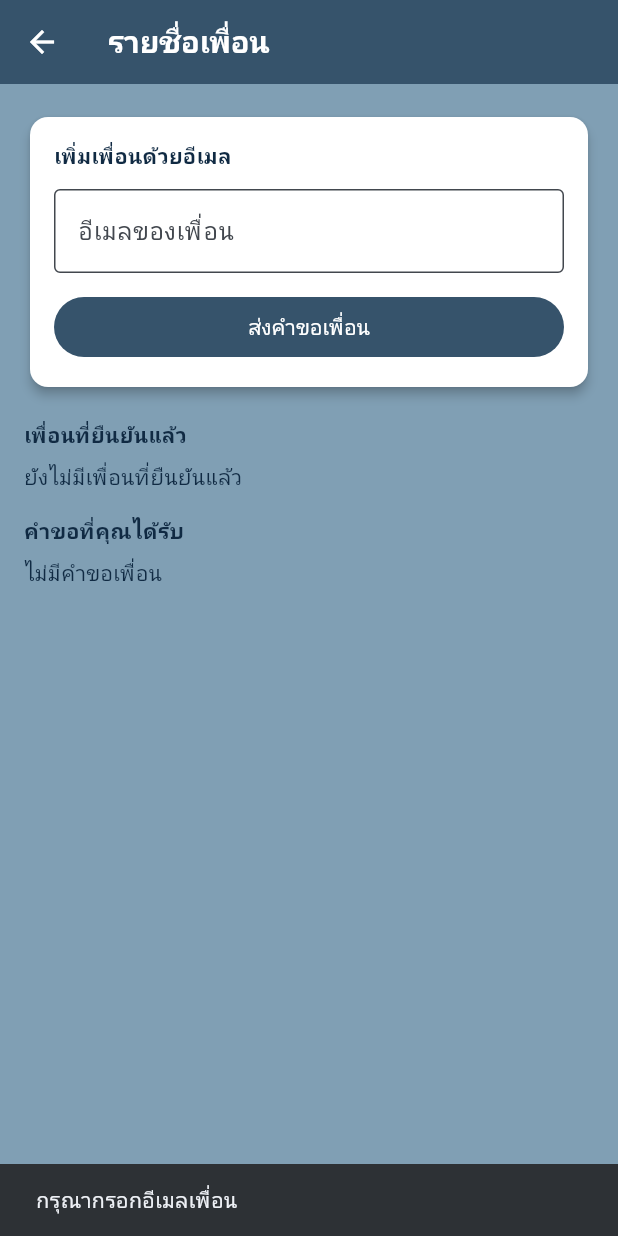
After one commit to ByStanderApp/ByStander, a Flutter app: the FriendsScreen screen opened directly, after a tap on "ส่งคำขอเพื่อน", on a phone screen of 412 x 824 dp. The commit adds this screen. Run offline on Flutter 3.47's test engine with Material 3 defaults, Android fonts, the phone set to English and light mode, and no system bars; our stand-ins replace audioplayers, cloud_firestore, csv, firebase_auth, firebase_core, flutter_map and 7 more; missing offline and left inert: dart:html; accounts and stored records are empty; Roboto replaces fonts that are missing (Prompt, Sarabun); project files that could hold a hidden picture were left out.

Commit message:
adding friend via email

```diff
--- /dev/null
+++ b/bystander_frontend/lib/screens/friends_screen.dart
@@ -0,0 +1,590 @@
+import 'dart:convert';
+
+import 'package:cloud_firestore/cloud_firestore.dart';
+import 'package:crypto/crypto.dart';
+import 'package:firebase_auth/firebase_auth.dart';
+import 'package:flutter/material.dart';
+
+class FriendsScreen extends StatefulWidget {
+  const FriendsScreen({super.key});
+
+  @override
+  State<FriendsScreen> createState() => _FriendsScreenState();
+}
+
+class _FriendsScreenState extends State<FriendsScreen> {
+  final _emailController = TextEditingController();
+  bool _isLoading = true;
+  bool _isSending = false;
+  bool _isAccepting = false;
+  bool _isRemovingFriend = false;
+
+  final List<_IncomingFriendRequest> _incoming = [];
+  final List<_FriendRow> _friends = [];
+
+  @override
+  void initState() {
+    super.initState();
+    _reload();
+  }
+
+  @override
+  void dispose() {
+    _emailController.dispose();
+    super.dispose();
+  }
+
+  String _emailHash(String email) {
+    final normalized = email.trim().toLowerCase();
+    final digest = sha256.convert(utf8.encode(normalized));
+    return digest.toString();
+  }
+
+  /// Combines profile first + last name for display (Thai UI).
+  String _formatFullName(String first, String last) {
+    final f = first.trim();
+    final l = last.trim();
+    if (f.isEmpty && l.isEmpty) return '';
+    if (f.isEmpty) return l;
+    if (l.isEmpty) return f;
+    return '$f $l';
+  }
+
+  Future<Map<String, String>> _getMyNameSnapshot() async {
+    final user = FirebaseAuth.instance.currentUser;
+    if (user == null) return {'firstName': '', 'lastName': ''};
+
+    final snap =
+        await FirebaseFirestore.instance.collection('users').doc(user.uid).get();
+    final data = snap.data() ?? {};
+
+    final first = (data['firstName'] as String?)?.trim() ?? '';
+    final last = (data['lastName'] as String?)?.trim() ?? '';
+
+    if (first.isNotEmpty || last.isNotEmpty) {
+      return {'firstName': first, 'lastName': last};
+    }
+
+    // Fallback if user never saved profile fields.
+    final display = (user.displayName ?? '').trim();
+    final parts = display.split(RegExp(r'\s+')).where((p) => p.isNotEmpty).toList();
+    final firstFallback = parts.isNotEmpty ? parts.first : display;
+    final lastFallback = parts.length > 1 ? parts.sublist(1).join(' ') : '';
+    return {'firstName': firstFallback, 'lastName': lastFallback};
+  }
+
+  /// Names saved on profile update (`user_lookup`). Used to fill missing
+  /// `otherLastName` / `requesterLastName` on older friend payloads.
+  Future<Map<String, String>> _lookupNameFromUserLookup(String email) async {
+    final trimmed = email.trim().toLowerCase();
+    if (trimmed.isEmpty) {
+      return {'firstName': '', 'lastName': ''};
+    }
+    final snap = await FirebaseFirestore.instance
+        .collection('user_lookup')
+        .doc(_emailHash(trimmed))
+        .get();
+    final data = snap.data();
+    if (data == null) {
+      return {'firstName': '', 'lastName': ''};
+    }
+    return {
+      'firstName': (data['firstName'] as String?)?.trim() ?? '',
+      'lastName': (data['lastName'] as String?)?.trim() ?? '',
+    };
+  }
+
+  Future<_FriendRow> _enrichFriendRow(_FriendRow f) async {
+    if (f.otherEmail.isEmpty) return f;
+    final lookup = await _lookupNameFromUserLookup(f.otherEmail);
+    return _FriendRow(
+      otherUid: f.otherUid,
+      firstName: f.firstName.isNotEmpty ? f.firstName : lookup['firstName']!,
+      lastName: f.lastName.isNotEmpty ? f.lastName : lookup['lastName']!,
+      otherEmail: f.otherEmail,
+    );
+  }
+
+  Future<_IncomingFriendRequest> _enrichIncoming(_IncomingFriendRequest r) async {
+    if (r.requesterEmail.isEmpty) return r;
+    final lookup = await _lookupNameFromUserLookup(r.requesterEmail);
+    return _IncomingFriendRequest(
+      requesterUid: r.requesterUid,
+      requesterFirstName: r.requesterFirstName.isNotEmpty
+          ? r.requesterFirstName
+          : lookup['firstName']!,
+      requesterLastName: r.requesterLastName.isNotEmpty
+          ? r.requesterLastName
+          : lookup['lastName']!,
+      requesterEmail: r.requesterEmail,
+    );
+  }
+
+  Future<void> _reload() async {
+    setState(() => _isLoading = true);
+    try {
+      final user = FirebaseAuth.instance.currentUser;
+      if (user == null) {
+        _incoming.clear();
+        _friends.clear();
+        return;
+      }
+
+      final uid = user.uid;
+      final firestore = FirebaseFirestore.instance;
+
+      final friendSnap =
+          await firestore.collection('users').doc(uid).collection('friends').get();
+      final friends = friendSnap.docs.map((d) {
+        final data = d.data() ?? {};
+        return _FriendRow(
+          otherUid: d.id,
+          firstName: (data['otherFirstName'] as String?)?.trim() ?? '',
+          lastName: (data['otherLastName'] as String?)?.trim() ?? '',
+          otherEmail: (data['otherEmail'] as String?)?.trim() ?? '',
+        );
+      }).toList();
+
+      final incomingSnap = await firestore
+          .collection('users')
+          .doc(uid)
+          .collection('incoming_friend_requests')
+          .get();
+      final incoming = incomingSnap.docs.map((d) {
+        final data = d.data() ?? {};
+        return _IncomingFriendRequest(
+          requesterUid: d.id,
+          requesterFirstName:
+              (data['requesterFirstName'] as String?)?.trim() ?? '',
+          requesterLastName:
+              (data['requesterLastName'] as String?)?.trim() ?? '',
+          requesterEmail: (data['requesterEmail'] as String?)?.trim() ?? '',
+        );
+      }).toList();
+
+      final enrichedFriends = await Future.wait(friends.map(_enrichFriendRow));
+      final enrichedIncoming =
+          await Future.wait(incoming.map(_enrichIncoming));
+
+      setState(() {
+        _friends
+          ..clear()
+          ..addAll(enrichedFriends);
+        _incoming
+          ..clear()
+          ..addAll(enrichedIncoming);
+      });
+    } catch (e) {
+      if (mounted) {
+        ScaffoldMessenger.of(context).showSnackBar(
+          SnackBar(content: Text('โหลดเพื่อนไม่สำเร็จ: ${e.toString()}')),
+        );
+      }
+    } finally {
+      if (mounted) setState(() => _isLoading = false);
+    }
+  }
+
+  Future<void> _sendFriendRequest() async {
+    final user = FirebaseAuth.instance.currentUser;
+    if (user == null) return;
+    if (_isSending) return;
+
+    final email = _emailController.text.trim();
+    if (email.isEmpty) {
+      ScaffoldMessenger.of(context).showSnackBar(
+        const SnackBar(content: Text('กรุณากรอกอีเมลเพื่อน')),
+      );
+      return;
+    }
+
+    setState(() => _isSending = true);
+    try {
+      final uid = user.uid;
+      final firestore = FirebaseFirestore.instance;
+      final emailHash = _emailHash(email);
+
+      final lookupSnap =
+          await firestore.collection('user_lookup').doc(emailHash).get();
+      final lookupData = lookupSnap.data();
+      final otherUid = (lookupData?['uid'] as String?)?.trim() ?? '';
+      if (otherUid.isEmpty) {
+        throw Exception('ไม่พบผู้ใช้จากอีเมลนี้');
+      }
+      if (otherUid == uid) {
+        throw Exception('ไม่สามารถส่งคำขอต่อตัวเองได้');
+      }
+
+      final existingFriendSnap = await firestore
+          .collection('users')
+          .doc(uid)
+          .collection('friends')
+          .doc(otherUid)
+          .get();
+      if (existingFriendSnap.exists) {
+        ScaffoldMessenger.of(context).showSnackBar(
+          const SnackBar(content: Text('คุณเป็นเพื่อนกันแล้ว')),
+        );
+        return;
+      }
+
+      final myName = await _getMyNameSnapshot();
+
+      await firestore
+          .collection('users')
+          .doc(otherUid)
+          .collection('incoming_friend_requests')
+          .doc(uid)
+          .set({
+        'requesterFirstName': myName['firstName'] ?? '',
+        'requesterLastName': myName['lastName'] ?? '',
+        'requesterEmail': (user.email ?? '').trim(),
+        'createdAt': FieldValue.serverTimestamp(),
+      }, SetOptions(merge: true));
+
+      _emailController.clear();
+      await _reload();
+      if (mounted) {
+        ScaffoldMessenger.of(context).showSnackBar(
+          const SnackBar(content: Text('ส่งคำขอเพื่อนแล้ว รออีกฝ่ายยืนยัน')),
+        );
+      }
+    } catch (e) {
+      if (mounted) {
+        ScaffoldMessenger.of(context).showSnackBar(
+          SnackBar(content: Text('ส่งคำขอไม่สำเร็จ: ${e.toString()}')),
+        );
+      }
+    } finally {
+      if (mounted) setState(() => _isSending = false);
+    }
+  }
+
+  Future<void> _acceptRequest(_IncomingFriendRequest req) async {
+    final user = FirebaseAuth.instance.currentUser;
+    if (user == null) return;
+    if (_isAccepting) return;
+
+    setState(() => _isAccepting = true);
+    try {
+      final uid = user.uid;
+      final firestore = FirebaseFirestore.instance;
+
+      final myName = await _getMyNameSnapshot();
+      final myFirst = myName['firstName'] ?? '';
+      final myLast = myName['lastName'] ?? '';
+      final theirFirst = req.requesterFirstName;
+      final theirLast = req.requesterLastName;
+      final myEmail = (user.email ?? '').trim();
+      final theirEmail = req.requesterEmail;
+
+      // Friend doc for me.
+      await firestore
+          .collection('users')
+          .doc(uid)
+          .collection('friends')
+          .doc(req.requesterUid)
+          .set({
+        'otherFirstName': theirFirst,
+        if (theirLast.isNotEmpty) 'otherLastName': theirLast,
+        if (theirEmail.isNotEmpty) 'otherEmail': theirEmail,
+        'acceptedAt': FieldValue.serverTimestamp(),
+      }, SetOptions(merge: true));
+
+      // Reciprocal friend doc for the requester.
+      await firestore
+          .collection('users')
+          .doc(req.requesterUid)
+          .collection('friends')
+          .doc(uid)
+          .set({
+        'otherFirstName': myFirst,
+        if (myLast.isNotEmpty) 'otherLastName': myLast,
+        if (myEmail.isNotEmpty) 'otherEmail': myEmail,
+        'acceptedAt': FieldValue.serverTimestamp(),
+      }, SetOptions(merge: true));
+
+      // Remove the incoming request.
+      await firestore
+          .collection('users')
+          .doc(uid)
+          .collection('incoming_friend_requests')
+          .doc(req.requesterUid)
+          .delete();
+
+      await _reload();
+      if (mounted) {
+        ScaffoldMessenger.of(context).showSnackBar(
+          const SnackBar(content: Text('ยืนยันคำขอเพื่อนแล้ว')),
+        );
+      }
+    } catch (e) {
+      if (mounted) {
+        ScaffoldMessenger.of(context).showSnackBar(
+          SnackBar(content: Text('ยืนยันไม่สำเร็จ: ${e.toString()}')),
+        );
+      }
+    } finally {
+      if (mounted) setState(() => _isAccepting = false);
+    }
+  }
+
+  Future<void> _confirmRemoveFriend(_FriendRow friend) async {
+    final display = _formatFullName(friend.firstName, friend.lastName);
+    final name = display.isNotEmpty ? display : 'เพื่อน';
+    final confirmed = await showDialog<bool>(
+      context: context,
+      builder: (ctx) => AlertDialog(
+        title: const Text('ลบเพื่อน'),
+        content: Text('ต้องการลบ "$name" ออกจากรายชื่อเพื่อนหรือไม่?'),
+        actions: [
+          TextButton(
+            onPressed: () => Navigator.of(ctx).pop(false),
+            child: const Text('ยกเลิก'),
+          ),
+          FilledButton(
+            onPressed: () => Navigator.of(ctx).pop(true),
+            child: const Text('ลบ'),
+          ),
+        ],
+      ),
+    );
+    if (confirmed != true || !mounted) return;
+    await _removeFriend(friend);
+  }
+
+  Future<void> _removeFriend(_FriendRow friend) async {
+    final user = FirebaseAuth.instance.currentUser;
+    if (user == null) return;
+    if (_isRemovingFriend) return;
+
+    setState(() => _isRemovingFriend = true);
+    try {
+      final myUid = user.uid;
+      final otherUid = friend.otherUid;
+      final firestore = FirebaseFirestore.instance;
+
+      final batch = firestore.batch();
+      batch.delete(
+        firestore.collection('users').doc(myUid).collection('friends').doc(otherUid),
+      );
+      batch.delete(
+        firestore.collection('users').doc(otherUid).collection('friends').doc(myUid),
+      );
+      await batch.commit();
+
+      await _reload();
+      if (mounted) {
+        ScaffoldMessenger.of(context).showSnackBar(
+          const SnackBar(content: Text('ลบเพื่อนแล้ว')),
+        );
+      }
+    } catch (e) {
+      if (mounted) {
+        ScaffoldMessenger.of(context).showSnackBar(
+          SnackBar(content: Text('ลบเพื่อนไม่สำเร็จ: ${e.toString()}')),
+        );
+      }
+    } finally {
+      if (mounted) setState(() => _isRemovingFriend = false);
+    }
+  }
+
+  Future<void> _rejectRequest(_IncomingFriendRequest req) async {
+    final user = FirebaseAuth.instance.currentUser;
+    if (user == null) return;
+
+    try {
+      await FirebaseFirestore.instance
+          .collection('users')
+          .doc(user.uid)
+          .collection('incoming_friend_requests')
+          .doc(req.requesterUid)
+          .delete();
+      await _reload();
+    } catch (e) {
+      if (mounted) {
+        ScaffoldMessenger.of(context).showSnackBar(
+          SnackBar(content: Text('ปฏิเสธไม่สำเร็จ: ${e.toString()}')),
+        );
+      }
+    }
+  }
+
+  @override
+  Widget build(BuildContext context) {
+    final theme = Theme.of(context);
+    return Scaffold(
+      appBar: AppBar(
+        title: const Text('รายชื่อเพื่อน'),
+      ),
+      body: _isLoading
+          ? const Center(child: CircularProgressIndicator())
+          : SafeArea(
+              child: SingleChildScrollView(
+                padding: const EdgeInsets.all(16),
+                child: Column(
+                  crossAxisAlignment: CrossAxisAlignment.stretch,
+                  children: [
+                    Card(
+                      child: Padding(
+                        padding: const EdgeInsets.all(16),
+                        child: Column(
+                          crossAxisAlignment: CrossAxisAlignment.stretch,
+                          children: [
+                            const Text(
+                              'เพิ่มเพื่อนด้วยอีเมล',
+                              style: TextStyle(fontWeight: FontWeight.bold),
+                            ),
+                            const SizedBox(height: 12),
+                            TextField(
+                              controller: _emailController,
+                              decoration: const InputDecoration(
+                                labelText: 'อีเมลของเพื่อน',
+                                border: OutlineInputBorder(),
+                              ),
+                              keyboardType: TextInputType.emailAddress,
+                            ),
+                            const SizedBox(height: 12),
+                            FilledButton(
+                              onPressed: _isSending ? null : _sendFriendRequest,
+                              child: _isSending
+                                  ? const SizedBox(
+                                      width: 18,
+                                      height: 18,
+                                      child: CircularProgressIndicator(strokeWidth: 2),
+                                    )
+                                  : const Text('ส่งคำขอเพื่อน'),
+                            ),
+                          ],
+                        ),
+                      ),
+                    ),
+                    const SizedBox(height: 16),
+                    const Align(
+                      alignment: Alignment.centerLeft,
+                      child: Text(
+                        'เพื่อนที่ยืนยันแล้ว',
+                        style: TextStyle(fontWeight: FontWeight.bold),
+                      ),
+                    ),
+                    const SizedBox(height: 8),
+                    if (_friends.isEmpty)
+                      const Text('ยังไม่มีเพื่อนที่ยืนยันแล้ว')
+                    else
+                      ListView.builder(
+                        shrinkWrap: true,
+                        physics: const NeverScrollableScrollPhysics(),
+                        itemCount: _friends.length,
+                        itemBuilder: (context, i) {
+                          final f = _friends[i];
+                          final fullName = _formatFullName(f.firstName, f.lastName);
+                          final titleText =
+                              fullName.isNotEmpty ? fullName : 'เพื่อน';
+                          return Card(
+                            child: ListTile(
+                              title: Text(titleText),
+                              subtitle: f.otherEmail.isNotEmpty
+                                  ? Text(f.otherEmail)
+                                  : null,
+                              trailing: IconButton(
+                                tooltip: 'ลบเพื่อน',
+                                icon: Icon(
+                                  Icons.person_remove_outlined,
+                                  color: theme.colorScheme.error,
+                                ),
+                                onPressed: _isRemovingFriend
+                                    ? null
+                                    : () => _confirmRemoveFriend(f),
+                              ),
+                            ),
+                          );
+                        },
+                      ),
+                    const SizedBox(height: 16),
+                    const Align(
+                      alignment: Alignment.centerLeft,
+                      child: Text(
+                        'คำขอที่คุณได้รับ',
+                        style: TextStyle(fontWeight: FontWeight.bold),
+                      ),
+                    ),
+                    const SizedBox(height: 8),
+                    if (_incoming.isEmpty)
+                      const Text('ไม่มีคำขอเพื่อน')
+                    else
+                      ListView.builder(
+                        shrinkWrap: true,
+                        physics: const NeverScrollableScrollPhysics(),
+                        itemCount: _incoming.length,
+                        itemBuilder: (context, i) {
+                          final req = _incoming[i];
+                          final incomingName = _formatFullName(
+                            req.requesterFirstName,
+                            req.requesterLastName,
+                          );
+                          final titleText = incomingName.isNotEmpty
+                              ? incomingName
+                              : 'ผู้ขอ';
+                          return Card(
+                            child: ListTile(
+                              title: Text(titleText),
+                              subtitle: req.requesterEmail.isNotEmpty
+                                  ? Text(req.requesterEmail)
+                                  : null,
+                              trailing: Wrap(
+                                spacing: 8,
+                                children: [
+                                  IconButton(
+                                    tooltip: 'ยืนยัน',
+                                    icon: const Icon(Icons.check_circle_outline,
+                                        color: Colors.green),
+                                    onPressed: _isAccepting
+                                        ? null
+                                        : () => _acceptRequest(req),
+                                  ),
+                                  IconButton(
+                                    tooltip: 'ปฏิเสธ',
+                                    icon: Icon(Icons.cancel_outlined,
+                                        color: theme.colorScheme.error),
+                                    onPressed: () => _rejectRequest(req),
+                                  ),
+                                ],
+                              ),
+                            ),
+                          );
+                        },
+                      ),
+                  ],
+                ),
+              ),
+            ),
+    );
+  }
+}
+
+class _FriendRow {
+  final String otherUid;
+  final String firstName;
+  final String lastName;
+  final String otherEmail;
+  _FriendRow({
+    required this.otherUid,
+    required this.firstName,
+    this.lastName = '',
+    this.otherEmail = '',
+  });
+}
+
+class _IncomingFriendRequest {
+  final String requesterUid;
+  final String requesterFirstName;
+  final String requesterLastName;
+  final String requesterEmail;
+  _IncomingFriendRequest({
+    required this.requesterUid,
+    required this.requesterFirstName,
+    this.requesterLastName = '',
+    this.requesterEmail = '',
+  });
+}
--- a/bystander_frontend/lib/services/web_asset_probe_web.dart
+++ b/bystander_frontend/lib/services/web_asset_probe_web.dart
@@ -1,11 +1,13 @@
 import 'dart:async';
 import 'dart:html' as html;
-import 'dart:js_util' as js_util;
 import 'package:bystander_frontend/services/runtime_asset_mode.dart';
 
 bool _readBool(String key, {bool fallback = false}) {
   try {
-    final value = js_util.getProperty(html.window, key);
+    // `dart:js_util` isn't available in some Dart SDK builds, so access the
+    // window global dynamically instead.
+    final dynamic win = html.window;
+    final value = win[key];
     if (value is bool) return value;
     return fallback;
   } catch (_) {
--- a/bystander_frontend/pubspec.yaml
+++ b/bystander_frontend/pubspec.yaml
@@ -49,6 +49,7 @@ dependencies:
   flutter_map: ^7.0.2
   latlong2: ^0.9.1
   csv: ^6.0.0
+  crypto: ^3.0.7
 
 dev_dependencies:
   flutter_test:
```
Also changed, not shown: bystander_frontend/lib/screens/personal_info_screen.dart (+35 -0 lines), bystander_frontend/pubspec.lock, 1 other file.
